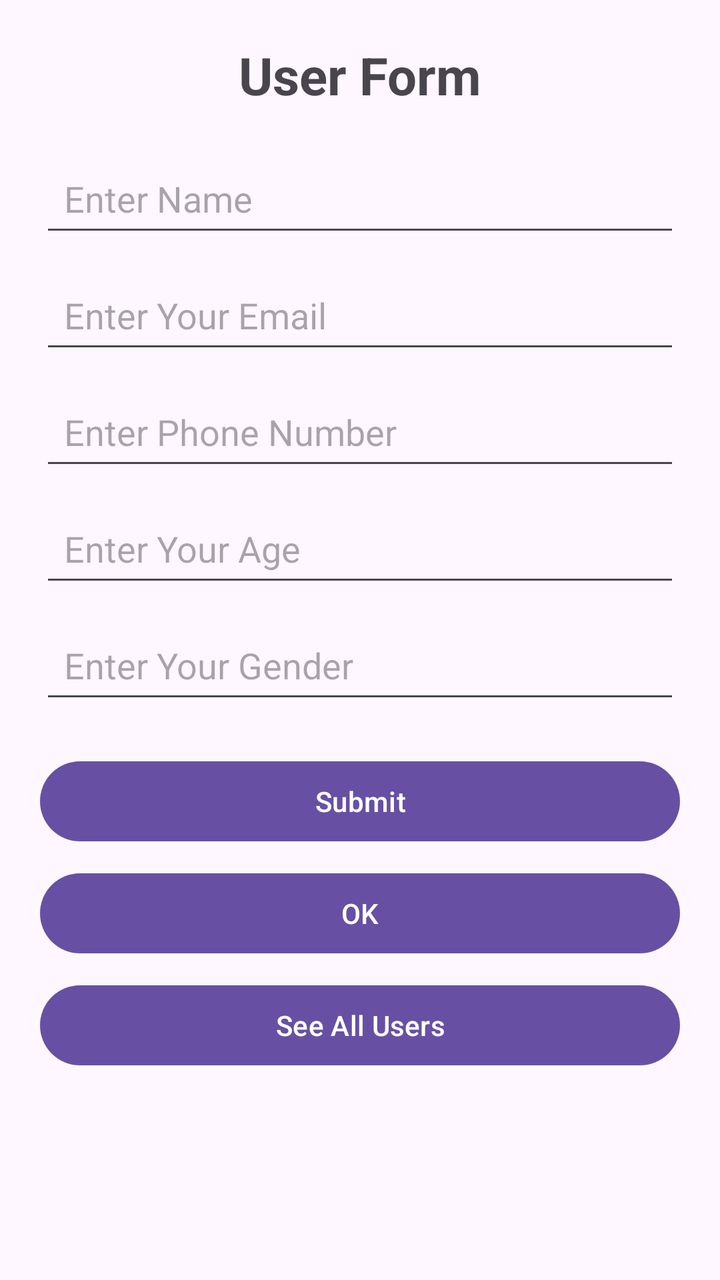
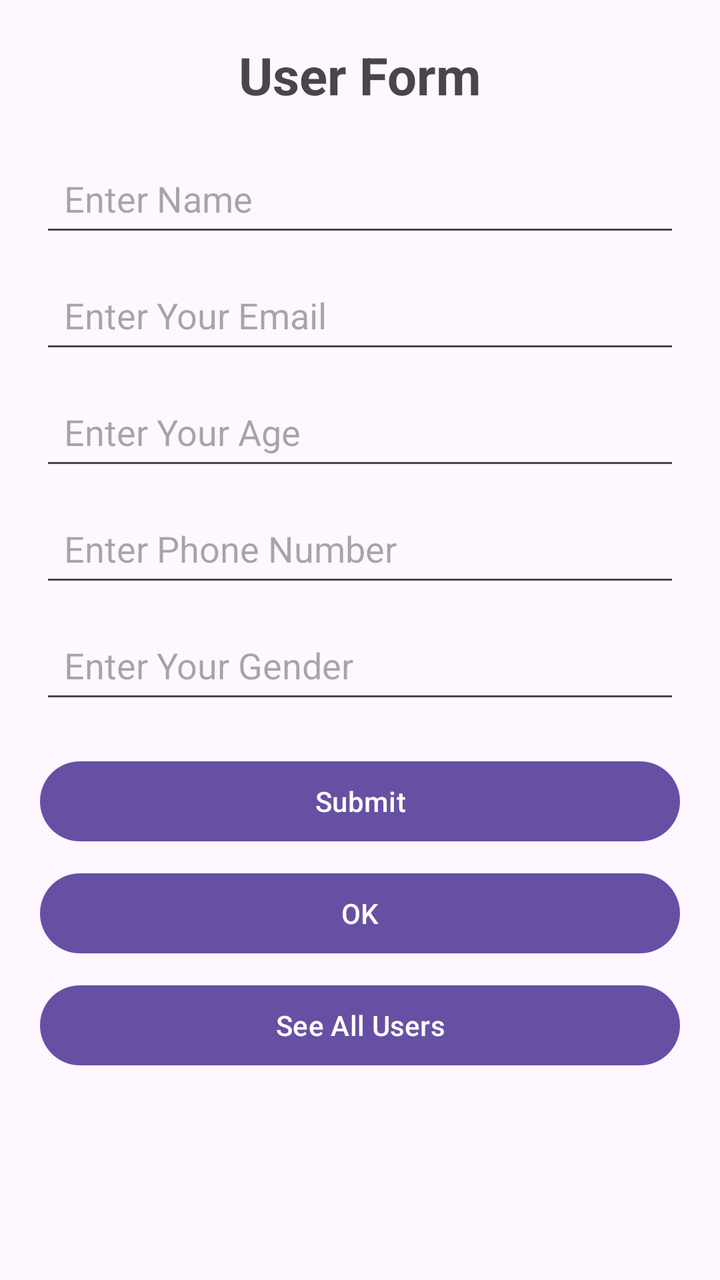

Screens rendered from an Android XML layout before and after an edit, with the pre-edit source and the edit as a unified diff.
<!-- AndroidManifest.xml: application theme Theme.DailyTask2 -->
<!-- res/layout/activity_form_screen.xml -->
<?xml version="1.0" encoding="utf-8"?>
<ScrollView
    xmlns:android="http://schemas.android.com/apk/res/android"
    android:layout_width="match_parent"
    android:layout_height="match_parent">

    <LinearLayout
        android:layout_width="match_parent"
        android:layout_height="wrap_content"
        android:orientation="vertical"
        android:padding="20dp">

        <TextView
            android:layout_width="match_parent"
            android:layout_height="wrap_content"
            android:text="User Form"
            android:textSize="26sp"
            android:textStyle="bold"
            android:gravity="center"
            android:layout_marginBottom="20dp" />

        <EditText
            android:id="@+id/nameBox"
            android:layout_width="match_parent"
            android:layout_height="wrap_content"
            android:minHeight="48dp"
            android:hint="Enter Name"
            android:padding="12dp" />

        <EditText
            android:id="@+id/emailBox"
            android:layout_width="match_parent"
            android:layout_height="wrap_content"
            android:minHeight="48dp"
            android:layout_marginTop="10dp"
            android:hint="Enter Your Email"
            android:padding="12dp" />

        <EditText
            android:id="@+id/phoneBox"
            android:layout_width="match_parent"
            android:layout_height="wrap_content"
            android:minHeight="48dp"
            android:layout_marginTop="10dp"
            android:hint="Enter Phone Number"
            android:padding="12dp" />

        <EditText
            android:id="@+id/ageBox"
            android:layout_width="match_parent"
            android:layout_height="wrap_content"
            android:minHeight="48dp"
            android:layout_marginTop="10dp"
            android:hint="Enter Your Age"
            android:padding="12dp" />

        <EditText
            android:id="@+id/genderBox"
            android:layout_width="match_parent"
            android:layout_height="wrap_content"
            android:minHeight="48dp"
            android:layout_marginTop="10dp"
            android:hint="Enter Your Gender"
            android:padding="12dp" />

        <Button
            android:id="@+id/btnSubmit"
            android:layout_width="match_parent"
            android:layout_height="wrap_content"
            android:layout_marginTop="20dp"
            android:text="Submit" />

        <Button
            android:id="@+id/btnOk"
            android:layout_width="match_parent"
            android:layout_height="wrap_content"
            android:layout_marginTop="8dp"
            android:text="OK" />

        <Button
            android:id="@+id/btnSeeAllUsers"
            android:layout_width="match_parent"
            android:layout_height="wrap_content"
            android:layout_marginTop="8dp"
            android:text="See All Users" />

        <FrameLayout
            android:id="@+id/fragmentContainer"
            android:layout_width="match_parent"
            android:layout_height="wrap_content"
            android:layout_marginTop="15dp" />

    </LinearLayout>

</ScrollView>
<!-- resources referenced by this layout -->
<resources>
  <style name="Theme.DailyTask2" parent="Base.Theme.DailyTask2" />
  <style name="Base.Theme.DailyTask2" parent="Theme.Material3.DayNight.NoActionBar">
          
          
      </style>
</resources>

<!-- the commit's change to res/layout/activity_form_screen.xml (unified diff, before → after) -->
@@ -37,21 +37,21 @@
             android:padding="12dp" />
 
         <EditText
-            android:id="@+id/phoneBox"
-            android:layout_width="match_parent"
-            android:layout_height="wrap_content"
-            android:minHeight="48dp"
-            android:layout_marginTop="10dp"
-            android:hint="Enter Phone Number"
-            android:padding="12dp" />
-
-        <EditText
             android:id="@+id/ageBox"
             android:layout_width="match_parent"
             android:layout_height="wrap_content"
             android:minHeight="48dp"
             android:layout_marginTop="10dp"
             android:hint="Enter Your Age"
+            android:padding="12dp" />
+
+        <EditText
+            android:id="@+id/phoneBox"
+            android:layout_width="match_parent"
+            android:layout_height="wrap_content"
+            android:layout_marginTop="10dp"
+            android:hint="Enter Phone Number"
+            android:minHeight="48dp"
             android:padding="12dp" />
 
         <EditText
